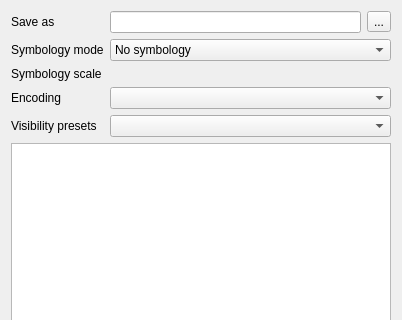
First picture: the form in src/ui/qgsdxfexportdialogbase.ui, repository carsmie/QGIS, before the edit; both pictures show x 0 to 402 and y 0 to 320 of the 402 by 534 pixel window.
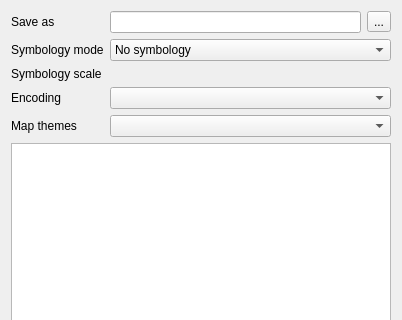
Second picture: the form after the edit. Custom widgets are drawn as their Qt base class.

Commit message:
Rename visibility presets to map themes
Because it is not only more descriptive for what it does but also
sounds more interesting.

[needs-docs]

Patch:
```diff
--- a/src/ui/qgsdxfexportdialogbase.ui
+++ b/src/ui/qgsdxfexportdialogbase.ui
@@ -138,7 +138,7 @@
    <item row="4" column="0">
     <widget class="QLabel" name="mSymbologyScaleLabel_2">
      <property name="text">
-      <string>Visibility presets</string>
+      <string>Map themes</string>
      </property>
     </widget>
    </item>
```
The commit also changes 24 other files.
